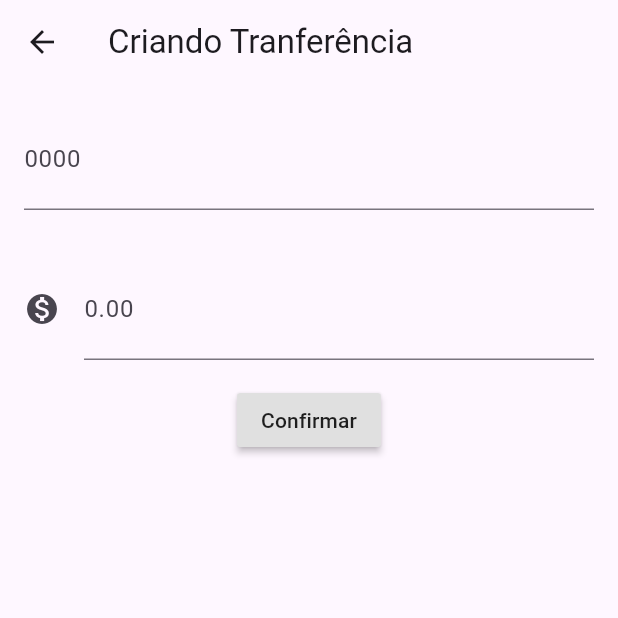
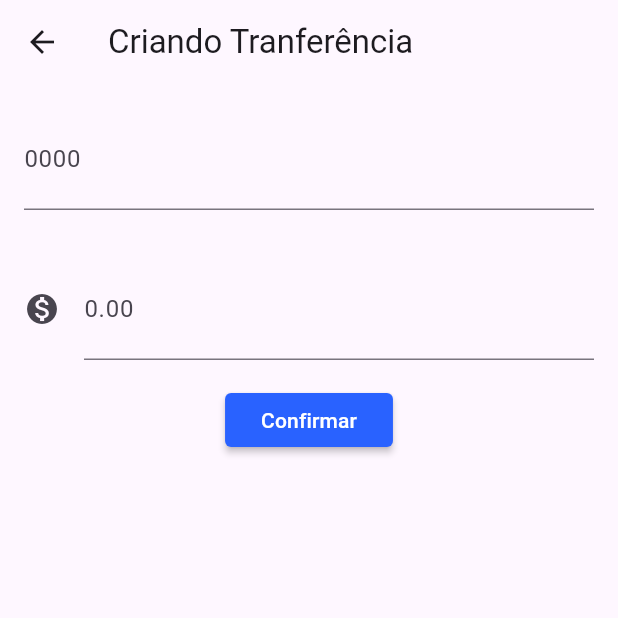
Before and after one commit to juliomendes160/alura, a Flutter app: the screen it shows after launch, after a tap on the "add" icon, on a phone screen of 412 x 824 dp, the top half of it. Run offline on Flutter 3.47's test engine with Material 3 defaults, Android fonts, the phone set to English and light mode, and no system bars.

Commit message:
5.3 Ajustando o tema do projeto

```diff
--- a/bytebank/lib/main.dart
+++ b/bytebank/lib/main.dart
@@ -6,9 +6,15 @@ class BytebankApp extends StatelessWidget {
   @override
   Widget build(BuildContext context) {
     return MaterialApp(
-      home: Scaffold(
-        body: ListaTransferencias(),
+      theme: ThemeData(
+        primaryColor: Colors.green[900],
+        accentColor: Colors.blueAccent[700],
+        buttonTheme: ButtonThemeData(
+          buttonColor: Colors.blueAccent[700],
+          textTheme: ButtonTextTheme.primary,
+        ),
       ),
+      home: ListaTransferencias(),
     );
   }
 }
```
